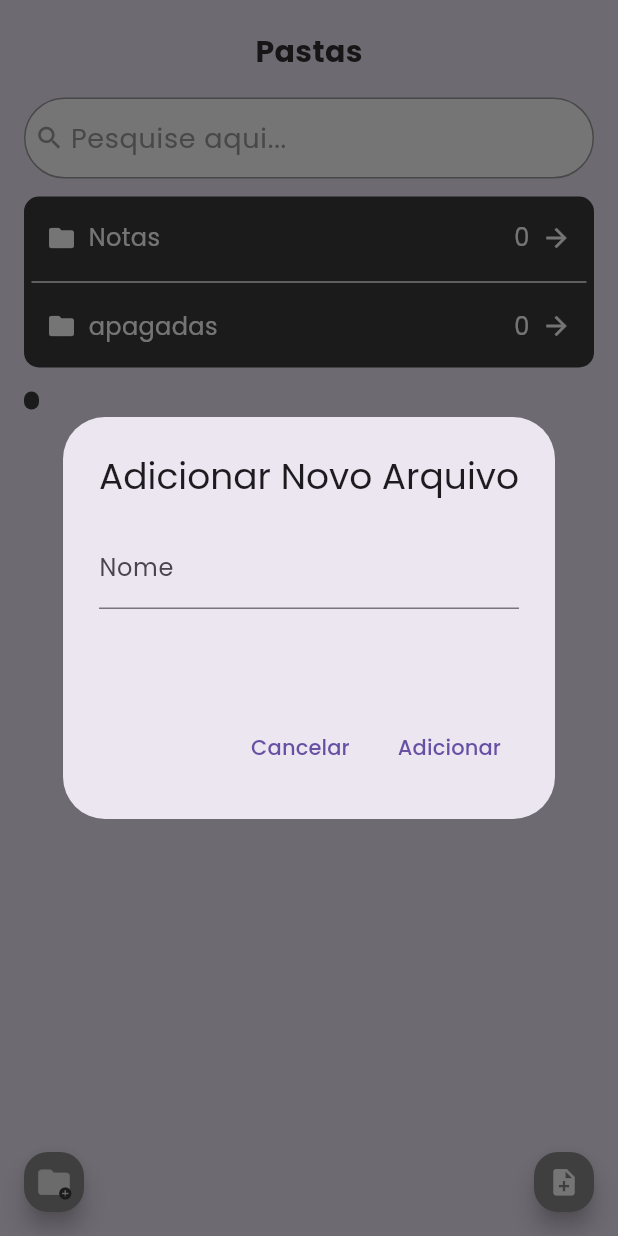
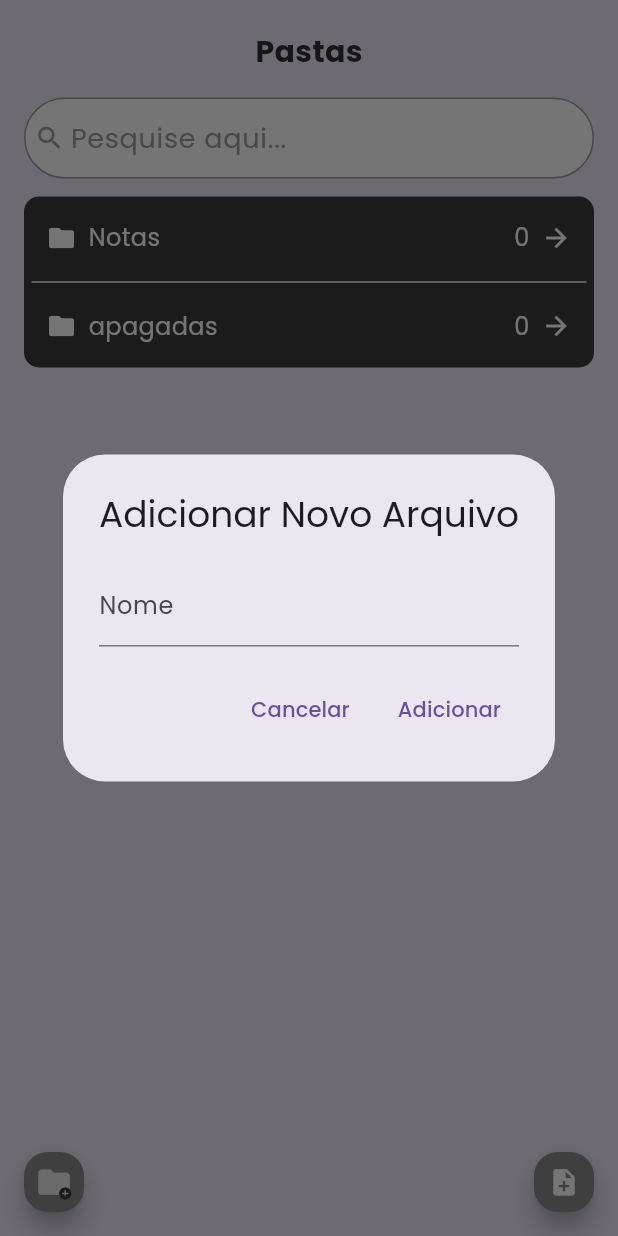
Before and after one commit to DOAgustavo/DOAnotes, a Flutter app: the screen it shows after launch, after a tap on the "folder" icon, on a phone screen of 412 x 824 dp. Run offline on Flutter 3.47's test engine with Material 3 defaults, Android fonts, the phone set to English and light mode, and no system bars; our stand-ins replace google_fonts.

Commit message:
corrigindo erro de padding flutuante

```diff
--- a/lib/screens/home_screen.dart
+++ b/lib/screens/home_screen.dart
@@ -84,6 +84,7 @@ class _PastasScreenState extends State<PastasScreen> {
                               ],
                             ),
                           ),
+                          if (newItems.isNotEmpty) ...[
                             SizedBox(
                               height: 16,
                             ), // Espaço entre os itens existentes e o novo item
@@ -95,6 +96,7 @@ class _PastasScreenState extends State<PastasScreen> {
                                 ],
                               ),
                             ),
+                          ],
                         ],
                       ),
                     ),
--- a/lib/widgets/button/add_file_button.dart
+++ b/lib/widgets/button/add_file_button.dart
@@ -20,8 +20,7 @@ class BotaoAdicionarArquivo extends StatelessWidget {
             builder: (context) => AlertDialog(
               title: Text('Adicionar Novo Arquivo'),
               content: Container(
-                width: 100,
-                height: 100,
+                height: 50,
                 child: Column(
                   mainAxisSize: MainAxisSize.min,
                   children: [
```
Lines whose indentation alone changed are shown as unchanged.
